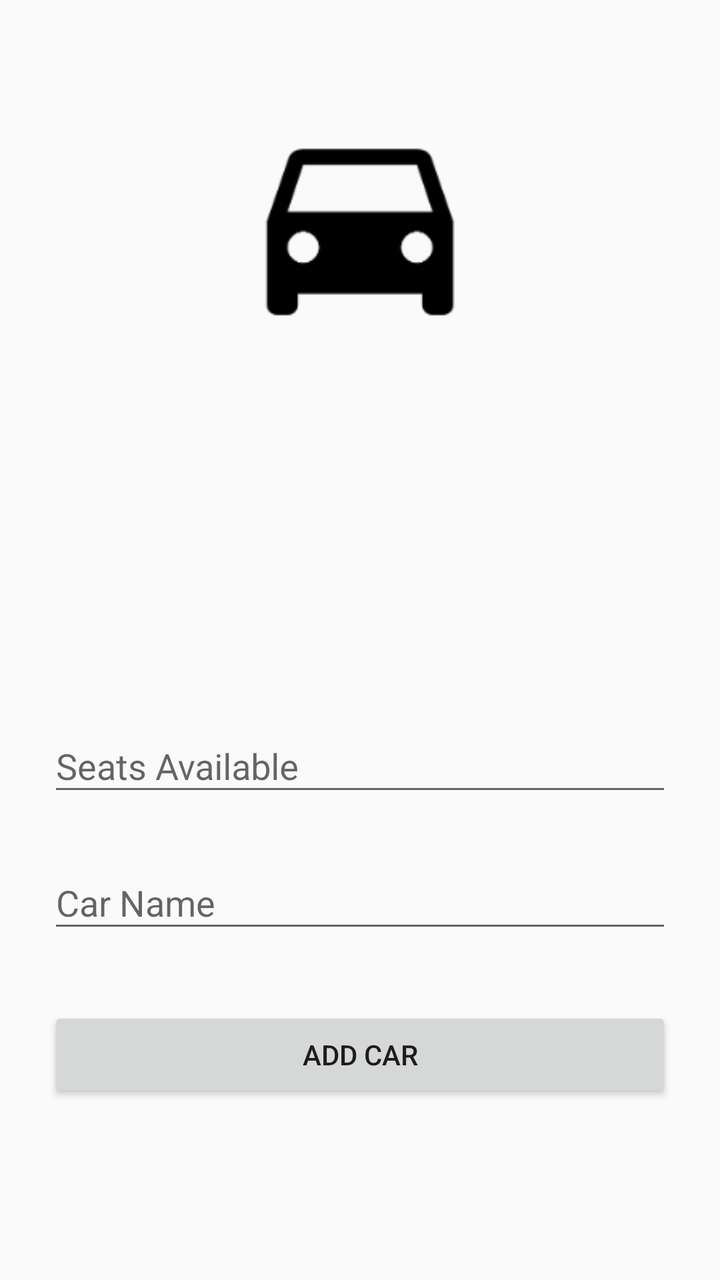
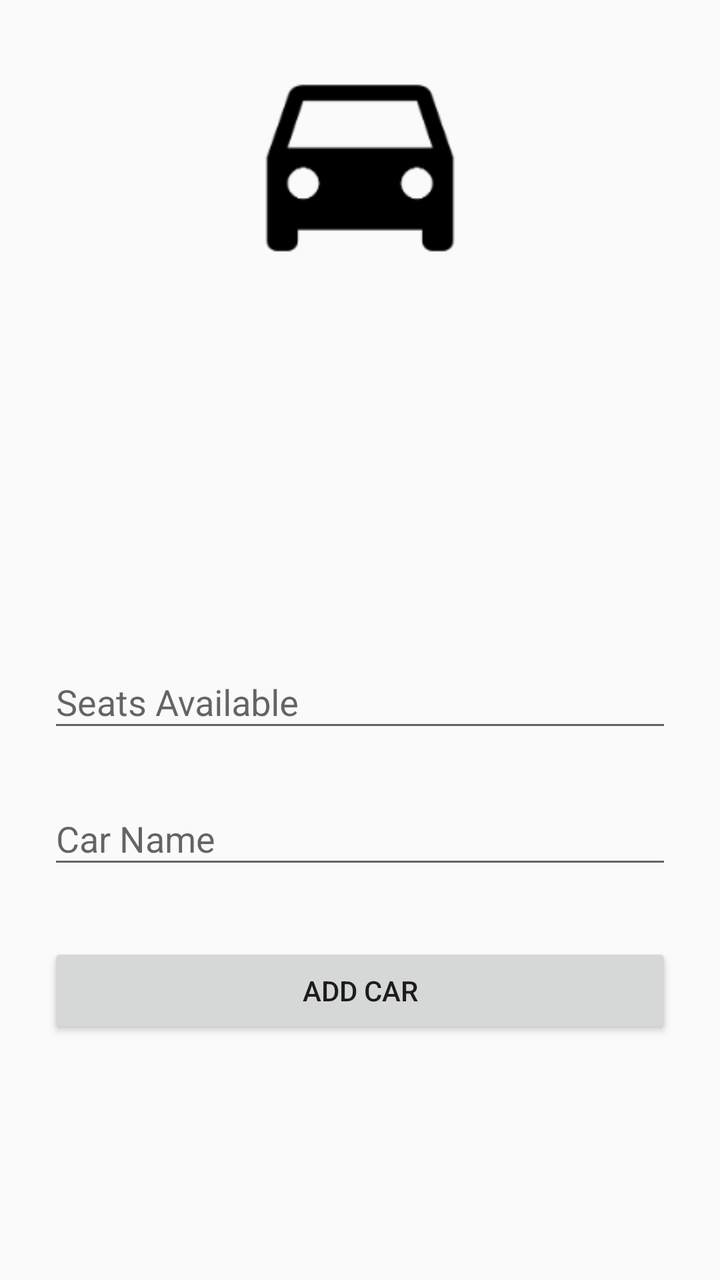

The first picture is an Android layout as it rendered before a commit; the second is the same layout after the commit. The layout source and the unified diff follow.
<!-- AndroidManifest.xml: application theme AppTheme -->
<!-- res/layout/activity_add_car_new.xml -->
<?xml version="1.0" encoding="utf-8"?>
<ScrollView
    xmlns:android="http://schemas.android.com/apk/res/android"
    android:layout_width="match_parent"
    android:layout_height="match_parent"
    android:fitsSystemWindows="true">

    <LinearLayout
        android:orientation="vertical"
        android:layout_width="match_parent"
        android:layout_height="wrap_content"
        android:paddingTop="56dp"
        android:paddingLeft="24dp"
        android:paddingRight="24dp">

        <ImageView android:src="@drawable/logo"
            android:layout_width="300dp"
            android:layout_height="120dp"
            android:layout_marginBottom="30dp"
            android:layout_gravity="center_horizontal" />

        <android.support.design.widget.TextInputLayout
            android:layout_width="0dp"
            android:layout_height="wrap_content"
            android:layout_marginTop="8dp"
            android:layout_marginBottom="8dp" >

            <AutoCompleteTextView
                android:id="@+id/car_college_location"
                android:layout_width="match_parent"
                android:layout_height="wrap_content"
                android:hint="College Name"
                android:inputType="textAutoComplete|text"
                android:maxLines="1"
                android:singleLine="true" />

        </android.support.design.widget.TextInputLayout>

        <android.support.design.widget.TextInputLayout
            android:layout_width="0dp"
            android:layout_height="wrap_content"
            android:layout_marginTop="8dp"
            android:layout_marginBottom="8dp" >

            <AutoCompleteTextView
                android:id="@+id/car_drop_location"
                android:layout_width="match_parent"
                android:layout_height="wrap_content"
                android:hint="Drop Location"
                android:inputType="textAutoComplete|text"
                android:maxLines="1"
                android:singleLine="true" />

        </android.support.design.widget.TextInputLayout>



        <android.support.design.widget.TextInputLayout
            android:layout_width="match_parent"
            android:layout_height="wrap_content"
            android:layout_marginTop="8dp"
            android:layout_marginBottom="8dp">
            <EditText android:id="@+id/car_seats_available"
                android:layout_width="match_parent"
                android:layout_height="wrap_content"
                android:inputType="number"
                android:hint="Seats Available" />
        </android.support.design.widget.TextInputLayout>

        <android.support.design.widget.TextInputLayout
            android:layout_width="match_parent"
            android:layout_height="wrap_content"
            android:layout_marginTop="8dp"
            android:layout_marginBottom="8dp">
            <EditText android:id="@+id/car_name"
                android:layout_width="match_parent"
                android:layout_height="wrap_content"
                android:inputType="text"
                android:hint="Car Name"/>
        </android.support.design.widget.TextInputLayout>

        <android.support.v7.widget.AppCompatButton
            android:id="@+id/btn_add_car"
            android:layout_width="match_parent"
            android:layout_height="wrap_content"
            android:layout_marginTop="24dp"
            android:layout_marginBottom="24dp"
            android:padding="12dp"
            android:text="Add Car"/>

    </LinearLayout>

</ScrollView>
<!-- resources referenced by this layout -->
<resources>
  <!-- drawable logo: png bitmap (drawable, 3313 bytes) -->
  <style name="AppTheme" parent="Theme.AppCompat.Light.DarkActionBar">
          
      </style>
</resources>

<!-- the commit's change to res/layout/activity_add_car_new.xml (unified diff, before → after) -->
@@ -9,7 +9,8 @@
         android:orientation="vertical"
         android:layout_width="match_parent"
         android:layout_height="wrap_content"
-        android:paddingTop="56dp"
+        android:paddingTop="24dp"
+        android:paddingBottom="24dp"
         android:paddingLeft="24dp"
         android:paddingRight="24dp">
 
@@ -84,7 +85,6 @@
             android:layout_width="match_parent"
             android:layout_height="wrap_content"
             android:layout_marginTop="24dp"
-            android:layout_marginBottom="24dp"
             android:padding="12dp"
             android:text="Add Car"/>
 
